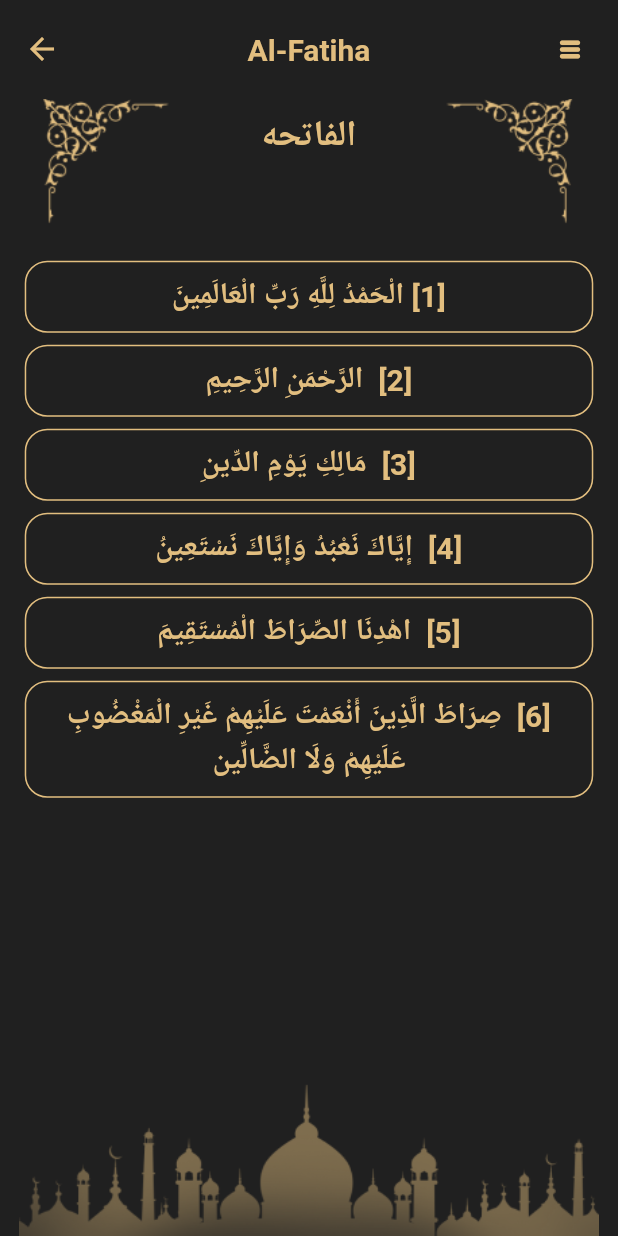
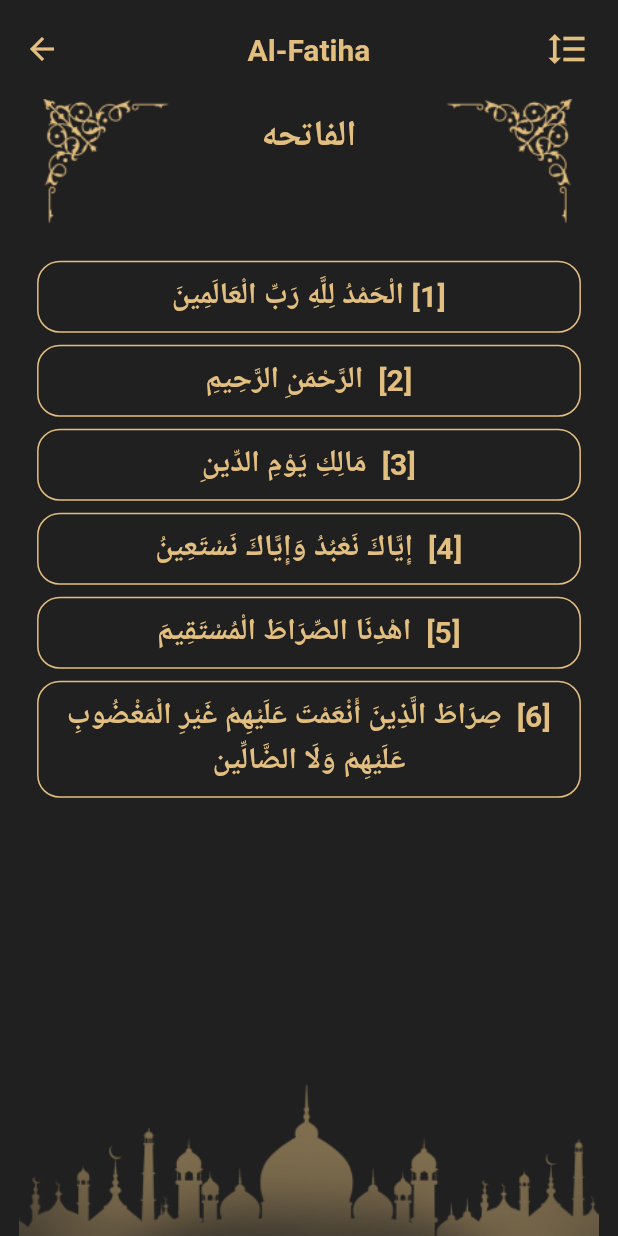
Before and after one commit to Shrook5Khattab31/Flutter_projects, a Flutter app: the HomeScreen screen opened by its route, after a tap on an icon or button, on a phone screen of 412 x 824 dp. Run offline on Flutter 3.47's test engine with Material 3 defaults, Android fonts, the phone set to English and light mode, and no system bars; our stand-ins replace introduction_screen; Roboto replaces fonts that are missing (assets/fonts/Janna LT Bold.ttf).

Commit message:
+ [feat]: added suraDetails_version2

```diff
--- a/lib/screens/quranScreen/suraDetailsScreen/suraDetailsScreen.dart
+++ b/lib/screens/quranScreen/suraDetailsScreen/suraDetailsScreen.dart
@@ -15,6 +15,7 @@ class _SuraDetailsScreenState extends State<SuraDetailsScreen> {
   int? selectedIndex;
   List<String> suraLines= [];
   bool isLoaded=false;
+  bool isPressed = false;
   @override
   Widget build(BuildContext context) {
     var height= MediaQuery.of(context).size.height;
@@ -26,14 +27,27 @@ class _SuraDetailsScreenState extends State<SuraDetailsScreen> {
     }
     return Scaffold(
       appBar: AppBar(
+        actionsPadding: EdgeInsets.symmetric(horizontal: 20),
         toolbarHeight: height*0.08,
         leading: InkWell(
-          child: Icon(Icons.arrow_back,color: AppColors.goldColor,),
-          onTap: (){Navigator.pop(context);},
-        ),
+          child: Icon(Icons.arrow_back,), onTap: () {
+          Navigator.pop(context);
+        },),
         title: Text(SurasInfo.englishQuranSurahs[index],style: AppStyles.bold20gold,),
         actions: [
-          TextButton(onPressed: (){}, child: Icon(Icons.table_rows_rounded,color: AppColors.goldColor,)),
+          GestureDetector(
+              onTap: () {
+                if (!isPressed) {
+                  isPressed = true;
+                } else {
+                  isPressed = false;
+                }
+                setState(() {});
+              },
+              child: Icon(
+                isPressed ? Icons.table_rows_rounded : Icons
+                    .format_line_spacing, size: 28,)
+          ),
         ],
       ),
       backgroundColor: AppColors.blackBg,
@@ -44,7 +58,7 @@ class _SuraDetailsScreenState extends State<SuraDetailsScreen> {
           image: DecorationImage(image: AssetImage(AppImages.suraDecoration)),
         ),
         child: Padding(
-          padding: EdgeInsets.symmetric(horizontal: width*0.04),
+          padding: EdgeInsets.symmetric(horizontal: width * 0.06),
           child: Column(
             children: [
               Padding(
@@ -59,34 +73,7 @@ class _SuraDetailsScreenState extends State<SuraDetailsScreen> {
                   ),
                 ),
               ):
-              Expanded(
-                child: ListView.separated(
-                  itemBuilder: (context, index){
-                    return GestureDetector(
-                      onTap: (){
-                        setState(() {
-                          selectedIndex=index;
-                        });
-                      },
-                      child: Container(
-                        padding: EdgeInsets.symmetric(vertical: 8,horizontal: 6),
-                        decoration: BoxDecoration(
-                          color: selectedIndex==index?AppColors.goldColor:Colors.transparent,
-                          border: BoxBorder.all(color: AppColors.goldColor),
-                          borderRadius: BorderRadius.circular(15),
-                        ),
-                        child: Text('[${index+1}] ${suraLines[index]}',
-                          style: selectedIndex==index?AppStyles.bold20black:AppStyles.bold20gold,
-                          textDirection: TextDirection.rtl,
-                          textAlign: TextAlign.center,
-                        ),
-                      ),
-                    );
-                  },
-                  separatorBuilder: (context, index) => SizedBox(height: 8,),
-                  itemCount: suraLines.length,
-                ),
-              ),
+              isPressed ? changeToRows() : changeToContainers(),
               SizedBox(height: height*0.13,),
             ],
           ),
@@ -100,4 +87,57 @@ class _SuraDetailsScreenState extends State<SuraDetailsScreen> {
     suraLines = verses;
     setState(() {});
   }
+
+  Widget changeToRows() {
+    return Expanded(
+      child: SingleChildScrollView(
+        child: Text.rich(
+          TextSpan(
+            children: List.generate(suraLines.length, (index) {
+              return TextSpan(
+                text: '[${index + 1}] ${suraLines[index]}',
+                style: AppStyles.bold20gold,
+              );
+            }),
+          ),
+          textDirection: TextDirection.rtl,
+          textAlign: TextAlign.justify,
+        ),
+      ),
+    );
+  }
+
+  Widget changeToContainers() {
+    return Expanded(
+      child: ListView.separated(
+        itemBuilder: (context, index) {
+          return GestureDetector(
+            onTap: () {
+              setState(() {
+                selectedIndex = index;
+              });
+            },
+            child: Container(
+              padding: EdgeInsets.symmetric(vertical: 8, horizontal: 6),
+              decoration: BoxDecoration(
+                color: selectedIndex == index ? AppColors.goldColor : Colors
+                    .transparent,
+                border: BoxBorder.all(color: AppColors.goldColor),
+                borderRadius: BorderRadius.circular(15),
+              ),
+              child: Text('[${index + 1}] ${suraLines[index]}',
+                style: selectedIndex == index
+                    ? AppStyles.bold20black
+                    : AppStyles.bold20gold,
+                textDirection: TextDirection.rtl,
+                textAlign: TextAlign.center,
+              ),
+            ),
+          );
+        },
+        separatorBuilder: (context, index) => SizedBox(height: 8,),
+        itemCount: suraLines.length,
+      ),
+    );
+  }
 }
--- a/lib/utils/appThemes.dart
+++ b/lib/utils/appThemes.dart
@@ -14,6 +14,13 @@ class AppThemes{
     ),
     primaryColor: AppColors.goldColor,
     appBarTheme: AppBarTheme(
+      iconTheme: IconThemeData(
+        color: AppColors.goldColor,
+      ),
+      actionsIconTheme: IconThemeData(
+        color: AppColors.goldColor,
+      ),
+      titleTextStyle: AppStyles.bold20gold,
       backgroundColor: AppColors.blackBg,
       centerTitle: true,
     ),
```
